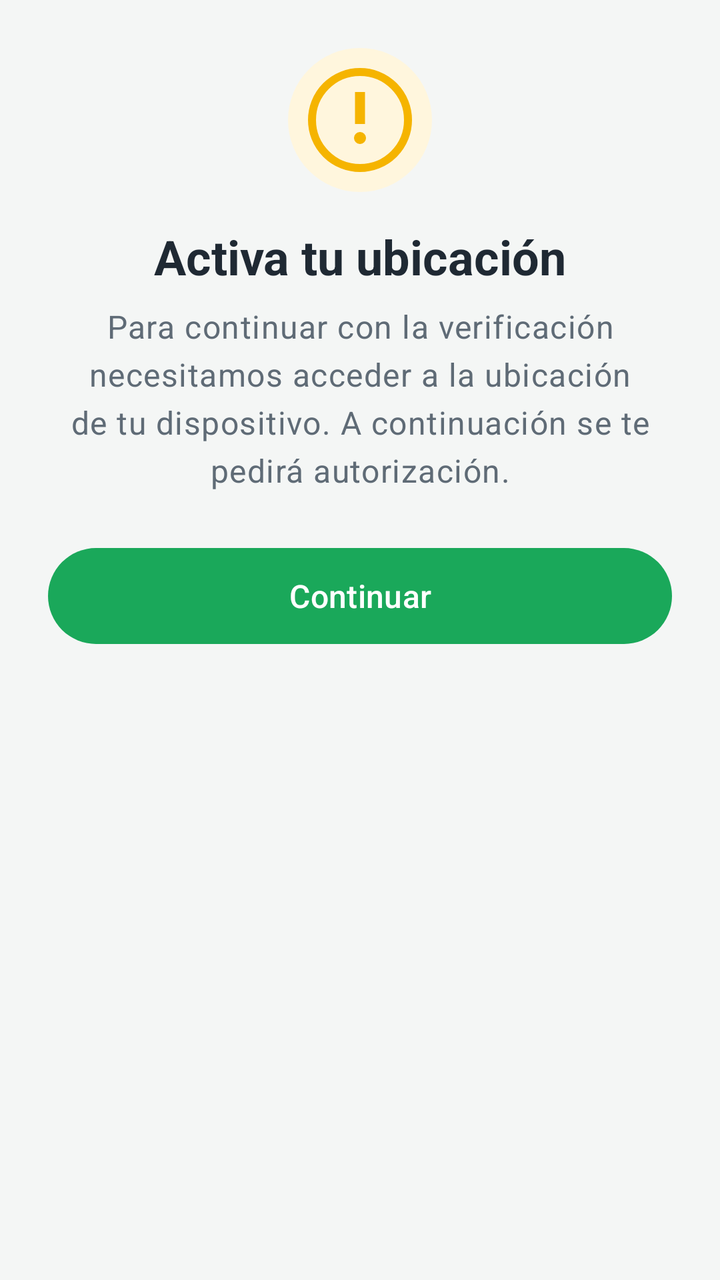
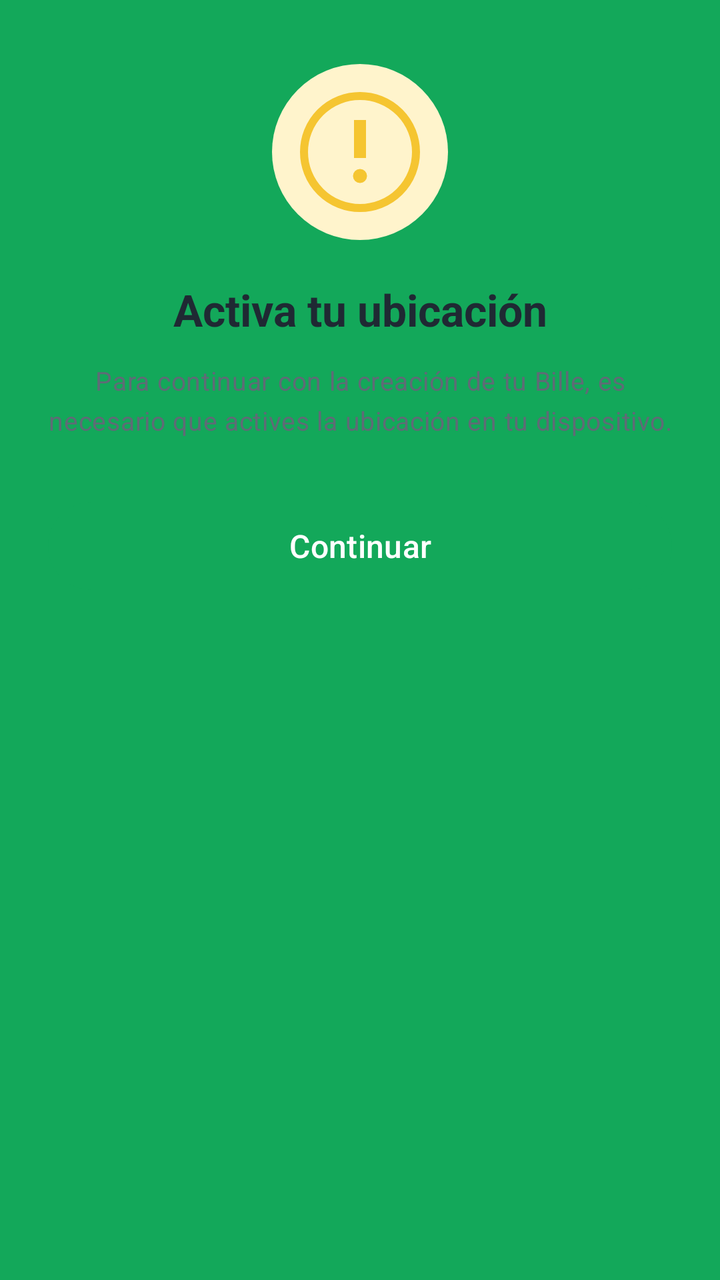

Two renders of the same Android screen: before a commit and after it. Below are the layout's source before the change and the commit's diff.
<!-- AndroidManifest.xml: application theme Theme.AppBNB -->
<!-- res/layout/sheet_location_permission.xml -->
<?xml version="1.0" encoding="utf-8"?>
<LinearLayout xmlns:android="http://schemas.android.com/apk/res/android"
    android:layout_width="match_parent"
    android:layout_height="wrap_content"
    android:gravity="center_horizontal"
    android:orientation="vertical"
    android:padding="24dp">

    <ImageView
        android:layout_width="72dp"
        android:layout_height="72dp"
        android:importantForAccessibility="no"
        android:src="@drawable/ic_warning_circle" />

    <TextView
        android:layout_width="match_parent"
        android:layout_height="wrap_content"
        android:layout_marginTop="16dp"
        android:gravity="center"
        android:text="@string/location_sheet_title"
        android:textAppearance="@style/TextAppearance.AppBNB.Headline" />

    <TextView
        android:layout_width="match_parent"
        android:layout_height="wrap_content"
        android:layout_marginTop="8dp"
        android:layout_marginBottom="24dp"
        android:gravity="center"
        android:text="@string/location_sheet_message"
        android:textAppearance="@style/TextAppearance.AppBNB.Body" />

    <Button
        android:id="@+id/continueButton"
        style="@style/Widget.AppBNB.PrimaryButton"
        android:text="@string/action_continue" />
</LinearLayout>
<!-- resources referenced by this layout -->
<resources>
  <!-- drawable ic_warning_circle (drawable) -->
  <?xml version="1.0" encoding="utf-8"?>
  <vector xmlns:android="http://schemas.android.com/apk/res/android"
      android:width="72dp"
      android:height="72dp"
      android:viewportWidth="72"
      android:viewportHeight="72">
      <path
          android:fillColor="#FFF6DD"
          android:pathData="M36,36m-36,0a36,36 0,1 1,72 0a36,36 0,1 1,-72 0" />
      <path
          android:fillColor="#00000000"
          android:pathData="M36,36m-24,0a24,24 0,1 1,48 0a24,24 0,1 1,-48 0"
          android:strokeColor="@color/brand_yellow"
          android:strokeWidth="4" />
      <path
          android:fillColor="@color/brand_yellow"
          android:pathData="M33.5,22h5v16h-5z" />
      <path
          android:fillColor="@color/brand_yellow"
          android:pathData="M36,45m-3,0a3,3 0,1 1,6 0a3,3 0,1 1,-6 0" />
  </vector>
  <string name="action_continue">Continuar</string>
  <string name="location_sheet_message">Para continuar con la verificación necesitamos acceder a la ubicación de tu dispositivo. A continuación se te pedirá autorización.</string>
  <string name="location_sheet_title">Activa tu ubicación</string>
  <style name="TextAppearance.AppBNB.Body" parent="TextAppearance.Material3.BodyLarge">
          <item name="android:textColor">@color/text_secondary</item>
      </style>
  <style name="TextAppearance.AppBNB.Headline" parent="TextAppearance.Material3.HeadlineSmall">
          <item name="android:textColor">@color/text_primary</item>
          <item name="android:textStyle">bold</item>
      </style>
  <style name="Widget.AppBNB.PrimaryButton" parent="Widget.Material3.Button">
          <item name="android:layout_width">match_parent</item>
          <item name="android:layout_height">56dp</item>
          <item name="android:textSize">16sp</item>
          <item name="android:textAllCaps">false</item>
      </style>
  <style name="Theme.AppBNB" parent="Theme.Material3.Light.NoActionBar">
          <item name="colorPrimary">@color/brand_green</item>
          <item name="colorOnPrimary">@color/on_brand</item>
          <item name="colorPrimaryContainer">@color/brand_green_light</item>
          <item name="colorOnPrimaryContainer">@color/brand_green_dark</item>
          <item name="android:colorBackground">@color/background</item>
          <item name="colorSurface">@color/surface</item>
          <item name="android:windowBackground">@color/background</item>
          <item name="android:statusBarColor">@android:color/transparent</item>
          <item name="android:navigationBarColor">@android:color/transparent</item>
          <item name="bottomSheetDialogTheme">@style/ThemeOverlay.AppBNB.BottomSheet</item>
      </style>
  <color name="brand_yellow">#F5B400</color>
  <color name="text_secondary">#5F6B76</color>
  <color name="text_primary">#1F2933</color>
  <color name="brand_green">#1AA85A</color>
  <color name="on_brand">#FFFFFF</color>
  <color name="brand_green_light">#E3F5EB</color>
  <color name="brand_green_dark">#0F7A41</color>
  <color name="background">#F4F6F5</color>
  <color name="surface">#FFFFFF</color>
  <style name="ThemeOverlay.AppBNB.BottomSheet" parent="ThemeOverlay.Material3.BottomSheetDialog" />
</resources>

<!-- the commit's change to res/layout/sheet_location_permission.xml (unified diff, before → after) -->
@@ -4,18 +4,20 @@
     android:layout_height="wrap_content"
     android:gravity="center_horizontal"
     android:orientation="vertical"
-    android:padding="24dp">
+    android:paddingHorizontal="24dp"
+    android:paddingTop="32dp"
+    android:paddingBottom="24dp">
 
     <ImageView
-        android:layout_width="72dp"
-        android:layout_height="72dp"
+        android:layout_width="88dp"
+        android:layout_height="88dp"
         android:importantForAccessibility="no"
         android:src="@drawable/ic_warning_circle" />
 
     <TextView
         android:layout_width="match_parent"
         android:layout_height="wrap_content"
-        android:layout_marginTop="16dp"
+        android:layout_marginTop="20dp"
         android:gravity="center"
         android:text="@string/location_sheet_title"
         android:textAppearance="@style/TextAppearance.AppBNB.Headline" />
@@ -23,11 +25,12 @@
     <TextView
         android:layout_width="match_parent"
         android:layout_height="wrap_content"
-        android:layout_marginTop="8dp"
-        android:layout_marginBottom="24dp"
+        android:layout_marginTop="12dp"
+        android:layout_marginBottom="28dp"
         android:gravity="center"
         android:text="@string/location_sheet_message"
-        android:textAppearance="@style/TextAppearance.AppBNB.Body" />
+        android:textAppearance="@style/TextAppearance.AppBNB.Body"
+        android:textSize="13sp" />
 
     <Button
         android:id="@+id/continueButton"
<!-- resource entries referenced after the edit -->
@@ -3,38 +3,38 @@
   <!-- drawable ic_warning_circle (drawable) -->
   <?xml version="1.0" encoding="utf-8"?>
   <vector xmlns:android="http://schemas.android.com/apk/res/android"
-      android:width="72dp"
-      android:height="72dp"
-      android:viewportWidth="72"
-      android:viewportHeight="72">
+      android:width="88dp"
+      android:height="88dp"
+      android:viewportWidth="88"
+      android:viewportHeight="88">
       <path
-          android:fillColor="#FFF6DD"
-          android:pathData="M36,36m-36,0a36,36 0,1 1,72 0a36,36 0,1 1,-72 0" />
+          android:fillColor="#FFF4CC"
+          android:pathData="M44,44m-44,0a44,44 0,1 1,88 0a44,44 0,1 1,-88 0" />
       <path
           android:fillColor="#00000000"
-          android:pathData="M36,36m-24,0a24,24 0,1 1,48 0a24,24 0,1 1,-48 0"
-          android:strokeColor="@color/brand_yellow"
+          android:pathData="M44,44m-28,0a28,28 0,1 1,56 0a28,28 0,1 1,-56 0"
+          android:strokeColor="#F5C531"
           android:strokeWidth="4" />
       <path
-          android:fillColor="@color/brand_yellow"
-          android:pathData="M33.5,22h5v16h-5z" />
+          android:fillColor="#F5C531"
+          android:pathData="M41,28H47V47H41Z" />
       <path
-          android:fillColor="@color/brand_yellow"
-          android:pathData="M36,45m-3,0a3,3 0,1 1,6 0a3,3 0,1 1,-6 0" />
+          android:fillColor="#F5C531"
+          android:pathData="M44,56m-3.5,0a3.5,3.5 0,1 1,7 0a3.5,3.5 0,1 1,-7 0" />
   </vector>
   <string name="action_continue">Continuar</string>
-  <string name="location_sheet_message">Para continuar con la verificación necesitamos acceder a la ubicación de tu dispositivo. A continuación se te pedirá autorización.</string>
+  <string name="location_sheet_message">Para continuar con la creación de tu Bille, es necesario que actives la ubicación en tu dispositivo.</string>
   <string name="location_sheet_title">Activa tu ubicación</string>
-  <style name="TextAppearance.AppBNB.Body" parent="TextAppearance.Material3.BodyLarge">
+  <style name="TextAppearance.AppBNB.Body" parent="TextAppearance.Material3.BodyMedium">
           <item name="android:textColor">@color/text_secondary</item>
       </style>
-  <style name="TextAppearance.AppBNB.Headline" parent="TextAppearance.Material3.HeadlineSmall">
+  <style name="TextAppearance.AppBNB.Headline" parent="TextAppearance.Material3.TitleLarge">
           <item name="android:textColor">@color/text_primary</item>
           <item name="android:textStyle">bold</item>
       </style>
   <style name="Widget.AppBNB.PrimaryButton" parent="Widget.Material3.Button">
           <item name="android:layout_width">match_parent</item>
-          <item name="android:layout_height">56dp</item>
+          <item name="android:layout_height">52dp</item>
           <item name="android:textSize">16sp</item>
           <item name="android:textAllCaps">false</item>
       </style>
@@ -45,19 +45,18 @@
           <item name="colorOnPrimaryContainer">@color/brand_green_dark</item>
           <item name="android:colorBackground">@color/background</item>
           <item name="colorSurface">@color/surface</item>
-          <item name="android:windowBackground">@color/background</item>
+          <item name="android:windowBackground">@color/brand_green</item>
           <item name="android:statusBarColor">@android:color/transparent</item>
           <item name="android:navigationBarColor">@android:color/transparent</item>
           <item name="bottomSheetDialogTheme">@style/ThemeOverlay.AppBNB.BottomSheet</item>
       </style>
-  <color name="brand_yellow">#F5B400</color>
   <color name="text_secondary">#5F6B76</color>
   <color name="text_primary">#1F2933</color>
-  <color name="brand_green">#1AA85A</color>
+  <color name="brand_green">#13A85A</color>
   <color name="on_brand">#FFFFFF</color>
   <color name="brand_green_light">#E3F5EB</color>
-  <color name="brand_green_dark">#0F7A41</color>
-  <color name="background">#F4F6F5</color>
+  <color name="brand_green_dark">#0E7F43</color>
+  <color name="background">#F1F2F3</color>
   <color name="surface">#FFFFFF</color>
   <style name="ThemeOverlay.AppBNB.BottomSheet" parent="ThemeOverlay.Material3.BottomSheetDialog" />
 </resources>
